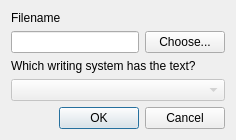
adamb924/Gloss, file importflextextdialog.ui: the form before one commit.
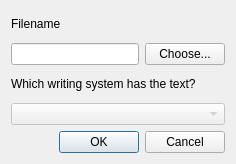
The form after the commit.

```diff
--- a/importflextextdialog.ui
+++ b/importflextextdialog.ui
@@ -7,7 +7,7 @@
     <x>0</x>
     <y>0</y>
     <width>236</width>
-    <height>138</height>
+    <height>164</height>
    </rect>
   </property>
   <property name="windowTitle">
```
Left out of the diff: 2 changed lines with no effect on the pictures.
